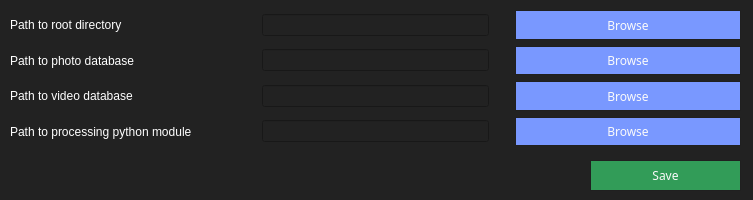
Above: UI/BB/settingswindow.ui from zexUlt/facerec before the change. Below: the same form after it.
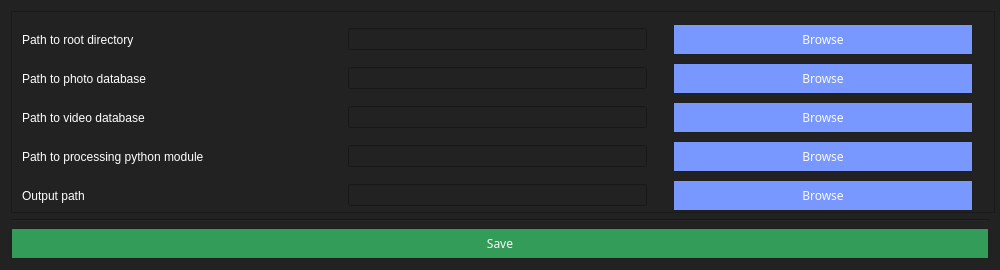
That is the form after the change.

Patch:
```diff
--- a/UI/BB/settingswindow.ui
+++ b/UI/BB/settingswindow.ui
@@ -6,8 +6,8 @@
    <rect>
     <x>0</x>
     <y>0</y>
-    <width>753</width>
-    <height>200</height>
+    <width>1000</width>
+    <height>270</height>
    </rect>
   </property>
   <property name="sizePolicy">
@@ -18,14 +18,14 @@
   </property>
   <property name="minimumSize">
    <size>
-    <width>753</width>
-    <height>200</height>
+    <width>1000</width>
+    <height>270</height>
    </size>
   </property>
   <property name="maximumSize">
    <size>
-    <width>753</width>
-    <height>200</height>
+    <width>1002</width>
+    <height>270</height>
    </size>
   </property>
   <property name="baseSize">
@@ -44,53 +44,121 @@
 	color: #fff;
 }</string>
   </property>
-  <widget class="QPushButton" name="SaveBtn">
+  <layout class="QVBoxLayout" name="verticalLayout">
+   <item>
+    <widget class="QScrollArea" name="scrollArea">
+     <property name="sizePolicy">
+      <sizepolicy hsizetype="Preferred" vsizetype="Ignored">
+       <horstretch>0</horstretch>
+       <verstretch>0</verstretch>
+      </sizepolicy>
+     </property>
+     <property name="minimumSize">
+      <size>
+       <width>984</width>
+       <height>150</height>
+      </size>
+     </property>
+     <property name="sizeAdjustPolicy">
+      <enum>QAbstractScrollArea::AdjustToContentsOnFirstShow</enum>
+     </property>
+     <property name="widgetResizable">
+      <bool>true</bool>
+     </property>
+     <property name="alignment">
+      <set>Qt::AlignCenter</set>
+     </property>
+     <widget class="QWidget" name="scrollAreaWidgetContents">
    <property name="geometry">
     <rect>
-     <x>590</x>
-     <y>160</y>
-     <width>151</width>
-     <height>31</height>
-    </rect>
-   </property>
-   <property name="styleSheet">
-    <string notr="true">QPushButton:hover{
-	background-color:#21733e;
-}
-
-QPushButton:pressed{
-	background-color:#0b5e29;
-}
-
-QPushButton {
-	line-height: 20px;
-    font-size: 12px;
-    padding: 6px 15px;
-    background-color: #329c58;
-    color: #fafafa;
-    font-family: sans-serif;
-    border-radius: .25em;
-    border: 1px solid #202020;
-}</string>
-   </property>
-   <property name="text">
-    <string>Save</string>
-   </property>
-  </widget>
-  <widget class="QWidget" name="layoutWidget">
+        <x>0</x>
+        <y>0</y>
+        <width>982</width>
+        <height>207</height>
+       </rect>
+      </property>
+      <widget class="QWidget" name="widget" native="true">
    <property name="geometry">
     <rect>
      <x>10</x>
      <y>10</y>
-     <width>731</width>
-     <height>136</height>
+         <width>961</width>
+         <height>201</height>
+        </rect>
+       </property>
+       <widget class="QWidget" name="layoutWidget">
+        <property name="geometry">
+         <rect>
+          <x>0</x>
+          <y>0</y>
+          <width>951</width>
+          <height>191</height>
     </rect>
    </property>
    <layout class="QGridLayout" name="gridLayout">
-    <item row="1" column="0">
-     <widget class="QLabel" name="label_2">
+         <item row="4" column="0">
+          <widget class="QLabel" name="label_5">
       <property name="text">
-       <string>Path to photo database</string>
+            <string>Output path</string>
+           </property>
+           <property name="alignment">
+            <set>Qt::AlignLeading|Qt::AlignLeft|Qt::AlignVCenter</set>
+           </property>
+          </widget>
+         </item>
+         <item row="4" column="2">
+          <widget class="QLineEdit" name="outFolderPathEntry">
+           <property name="sizePolicy">
+            <sizepolicy hsizetype="Ignored" vsizetype="Fixed">
+             <horstretch>0</horstretch>
+             <verstretch>0</verstretch>
+            </sizepolicy>
+           </property>
+          </widget>
+         </item>
+         <item row="2" column="0">
+          <widget class="QLabel" name="label_3">
+           <property name="text">
+            <string>Path to video database</string>
+           </property>
+           <property name="alignment">
+            <set>Qt::AlignLeading|Qt::AlignLeft|Qt::AlignVCenter</set>
+           </property>
+          </widget>
+         </item>
+         <item row="1" column="4">
+          <widget class="QPushButton" name="browsePhotoBtn">
+           <property name="sizePolicy">
+            <sizepolicy hsizetype="Ignored" vsizetype="Fixed">
+             <horstretch>0</horstretch>
+             <verstretch>0</verstretch>
+            </sizepolicy>
+           </property>
+           <property name="styleSheet">
+            <string notr="true">QPushButton:hover{
+	background-color:#677cc5;
+}
+
+
+QPushButton:pressed{
+   background-color:#5b6fb0;
+}
+
+QPushButton {
+	line-height: 20px;
+    font-size: 12px;
+    padding: 6px 15px;
+    background-color: #7998ff;
+    color: #fafafa;
+    font-family: sans-serif;
+    border-radius: .25em;
+    border: 1px solid #202020;
+}
+
+</string>
+           </property>
+           <property name="text">
+            <string>Browse</string>
       </property>
      </widget>
     </item>
@@ -171,6 +239,98 @@
       <property name="text">
        <string>Path to root directory</string>
       </property>
+           <property name="alignment">
+            <set>Qt::AlignLeading|Qt::AlignLeft|Qt::AlignVCenter</set>
+           </property>
+          </widget>
+         </item>
+         <item row="1" column="2">
+          <widget class="QLineEdit" name="photoPathEntry">
+           <property name="sizePolicy">
+            <sizepolicy hsizetype="Ignored" vsizetype="Fixed">
+             <horstretch>0</horstretch>
+             <verstretch>0</verstretch>
+            </sizepolicy>
+           </property>
+          </widget>
+         </item>
+         <item row="1" column="0">
+          <widget class="QLabel" name="label_2">
+           <property name="text">
+            <string>Path to photo database</string>
+           </property>
+           <property name="alignment">
+            <set>Qt::AlignLeading|Qt::AlignLeft|Qt::AlignVCenter</set>
+           </property>
+          </widget>
+         </item>
+         <item row="2" column="2">
+          <widget class="QLineEdit" name="videoPathEntry">
+           <property name="sizePolicy">
+            <sizepolicy hsizetype="Ignored" vsizetype="Fixed">
+             <horstretch>0</horstretch>
+             <verstretch>0</verstretch>
+            </sizepolicy>
+           </property>
+          </widget>
+         </item>
+         <item row="0" column="1" rowspan="5">
+          <spacer name="verticalSpacer_5">
+           <property name="orientation">
+            <enum>Qt::Vertical</enum>
+           </property>
+           <property name="sizeHint" stdset="0">
+            <size>
+             <width>20</width>
+             <height>40</height>
+            </size>
+           </property>
+          </spacer>
+         </item>
+         <item row="2" column="4">
+          <widget class="QPushButton" name="browseVideoBtn">
+           <property name="sizePolicy">
+            <sizepolicy hsizetype="Ignored" vsizetype="Fixed">
+             <horstretch>0</horstretch>
+             <verstretch>0</verstretch>
+            </sizepolicy>
+           </property>
+           <property name="styleSheet">
+            <string notr="true">QPushButton:hover{
+	background-color:#677cc5;
+}
+
+
+QPushButton:pressed{
+   background-color:#5b6fb0;
+}
+
+QPushButton {
+	line-height: 20px;
+    font-size: 12px;
+    padding: 6px 15px;
+    background-color: #7998ff;
+    color: #fafafa;
+    font-family: sans-serif;
+    border-radius: .25em;
+    border: 1px solid #202020;
+}
+
+</string>
+           </property>
+           <property name="text">
+            <string>Browse</string>
+           </property>
+          </widget>
+         </item>
+         <item row="3" column="2">
+          <widget class="QLineEdit" name="pyModulePathEntry">
+           <property name="sizePolicy">
+            <sizepolicy hsizetype="Ignored" vsizetype="Fixed">
+             <horstretch>0</horstretch>
+             <verstretch>0</verstretch>
+            </sizepolicy>
+           </property>
      </widget>
     </item>
     <item row="3" column="0">
@@ -178,10 +338,13 @@
       <property name="text">
        <string>Path to processing python module</string>
       </property>
-     </widget>
-    </item>
-    <item row="2" column="4">
-     <widget class="QPushButton" name="browseVideoBtn">
+           <property name="alignment">
+            <set>Qt::AlignLeading|Qt::AlignLeft|Qt::AlignVCenter</set>
+           </property>
+          </widget>
+         </item>
+         <item row="0" column="4">
+          <widget class="QPushButton" name="browseRootBtn">
       <property name="sizePolicy">
        <sizepolicy hsizetype="Ignored" vsizetype="Fixed">
         <horstretch>0</horstretch>
@@ -216,26 +379,6 @@
       </property>
      </widget>
     </item>
-    <item row="2" column="0">
-     <widget class="QLabel" name="label_3">
-      <property name="text">
-       <string>Path to video database</string>
-      </property>
-     </widget>
-    </item>
-    <item row="0" column="1" rowspan="4">
-     <spacer name="verticalSpacer_5">
-      <property name="orientation">
-       <enum>Qt::Vertical</enum>
-      </property>
-      <property name="sizeHint" stdset="0">
-       <size>
-        <width>20</width>
-        <height>40</height>
-       </size>
-      </property>
-     </spacer>
-    </item>
     <item row="0" column="2">
      <widget class="QLineEdit" name="rootPathEntry">
       <property name="sizePolicy">
@@ -246,17 +389,7 @@
       </property>
      </widget>
     </item>
-    <item row="2" column="2">
-     <widget class="QLineEdit" name="videoPathEntry">
-      <property name="sizePolicy">
-       <sizepolicy hsizetype="Ignored" vsizetype="Fixed">
-        <horstretch>0</horstretch>
-        <verstretch>0</verstretch>
-       </sizepolicy>
-      </property>
-     </widget>
-    </item>
-    <item row="0" column="3" rowspan="4">
+         <item row="0" column="3" rowspan="5">
      <spacer name="verticalSpacer">
       <property name="orientation">
        <enum>Qt::Vertical</enum>
@@ -269,28 +402,8 @@
       </property>
      </spacer>
     </item>
-    <item row="1" column="2">
-     <widget class="QLineEdit" name="photoPathEntry">
-      <property name="sizePolicy">
-       <sizepolicy hsizetype="Ignored" vsizetype="Fixed">
-        <horstretch>0</horstretch>
-        <verstretch>0</verstretch>
-       </sizepolicy>
-      </property>
-     </widget>
-    </item>
-    <item row="3" column="2">
-     <widget class="QLineEdit" name="pyModulePathEntry">
-      <property name="sizePolicy">
-       <sizepolicy hsizetype="Ignored" vsizetype="Fixed">
-        <horstretch>0</horstretch>
-        <verstretch>0</verstretch>
-       </sizepolicy>
-      </property>
-     </widget>
-    </item>
-    <item row="1" column="4">
-     <widget class="QPushButton" name="browsePhotoBtn">
+         <item row="4" column="4">
+          <widget class="QPushButton" name="browseOutBtn">
       <property name="sizePolicy">
        <sizepolicy hsizetype="Ignored" vsizetype="Fixed">
         <horstretch>0</horstretch>
@@ -327,6 +440,50 @@
     </item>
    </layout>
   </widget>
+      </widget>
+     </widget>
+    </widget>
+   </item>
+   <item>
+    <widget class="Line" name="line">
+     <property name="styleSheet">
+      <string notr="true">Line {
+	border: 1px solid #FFF;
+}</string>
+     </property>
+     <property name="orientation">
+      <enum>Qt::Horizontal</enum>
+     </property>
+    </widget>
+   </item>
+   <item>
+    <widget class="QPushButton" name="SaveBtn">
+     <property name="styleSheet">
+      <string notr="true">QPushButton:hover{
+	background-color:#21733e;
+}
+
+QPushButton:pressed{
+	background-color:#0b5e29;
+}
+
+QPushButton {
+	line-height: 20px;
+    font-size: 12px;
+    padding: 6px 15px;
+    background-color: #329c58;
+    color: #fafafa;
+    font-family: sans-serif;
+    border-radius: .25em;
+    border: 1px solid #202020;
+}</string>
+     </property>
+     <property name="text">
+      <string>Save</string>
+     </property>
+    </widget>
+   </item>
+  </layout>
  </widget>
  <resources/>
  <connections/>
```
Left out of the diff: 36 changed lines with no effect on the pictures. Lines whose indentation alone changed are shown as unchanged.
